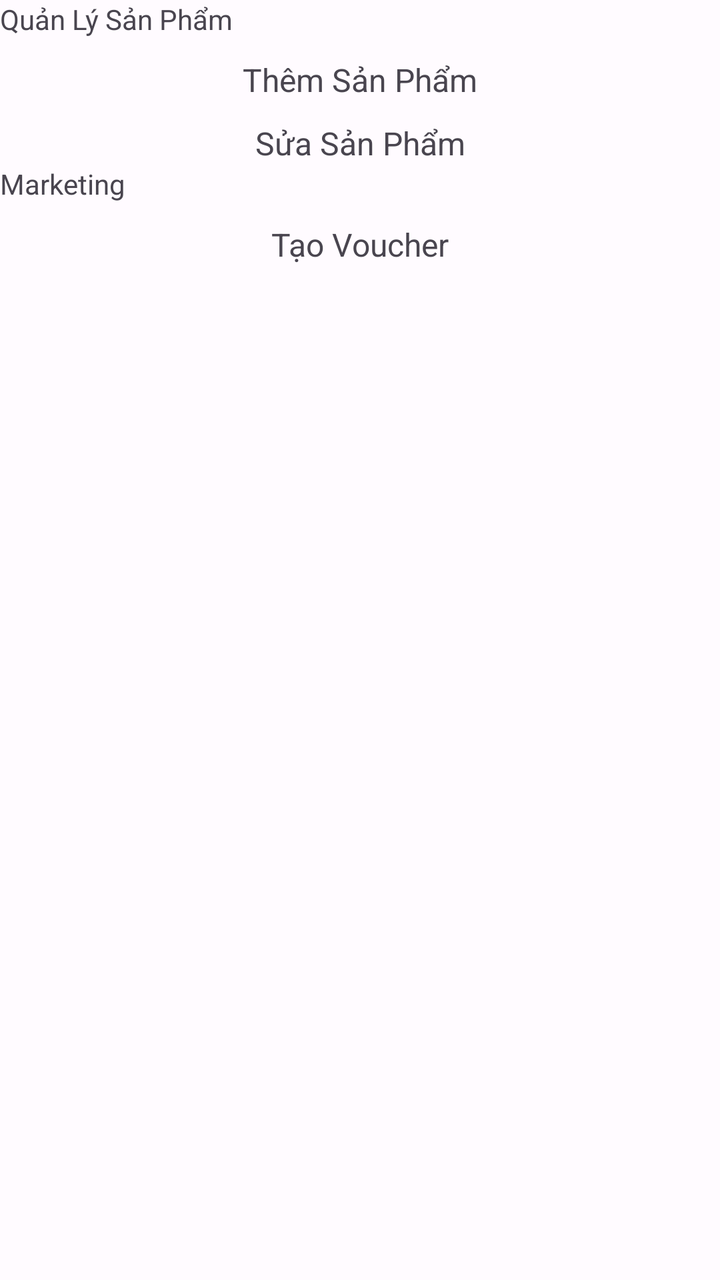
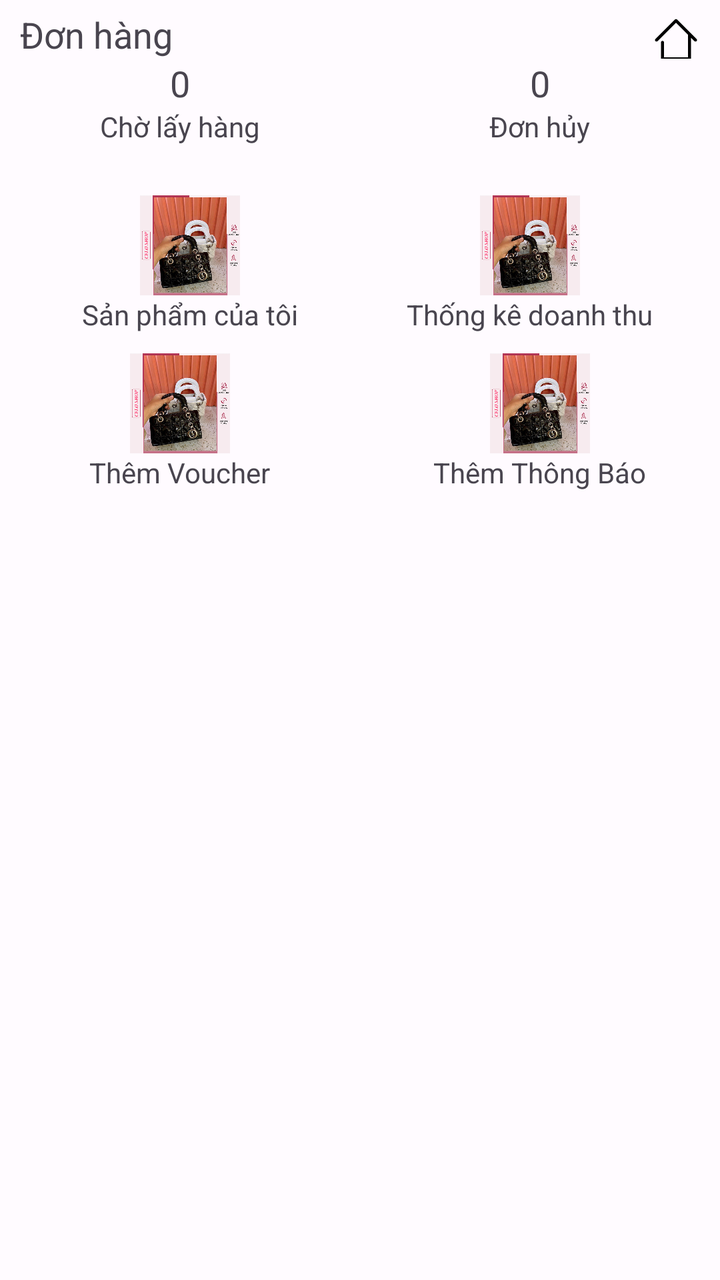

Compare the two renders of this Android layout. The source of the first and the diff that turns it into the second are given below.
<!-- AndroidManifest.xml: application theme Theme.Gas24h_7App -->
<!-- res/layout/activity_admin.xml -->
<?xml version="1.0" encoding="utf-8"?>
<LinearLayout xmlns:android="http://schemas.android.com/apk/res/android"
    xmlns:app="http://schemas.android.com/apk/res-auto"
    xmlns:tools="http://schemas.android.com/tools"
    android:layout_width="match_parent"
    android:layout_height="match_parent"
    android:orientation="vertical"
    tools:context=".admin.AdminActivity">


    <TextView
        android:layout_width="match_parent"
        android:layout_height="wrap_content"
        android:text="Quản Lý Sản Phẩm"
        />
    <TextView
        android:id="@+id/add_product"
        android:layout_width="match_parent"
        android:layout_height="wrap_content"
        android:text="Thêm Sản Phẩm"
        android:textAlignment="center"
        android:layout_marginTop="10dp"
        android:textSize="16sp"
        />
    <TextView
        android:id="@+id/edit_product"
        android:layout_width="match_parent"
        android:layout_height="wrap_content"
        android:text="Sửa Sản Phẩm"
        android:textAlignment="center"
        android:layout_marginTop="10dp"
        android:textSize="16sp"
        />
    <TextView
        android:layout_width="match_parent"
        android:layout_height="wrap_content"
        android:text="Marketing"
        />
    <TextView
        android:id="@+id/add_voucher"
        android:layout_width="match_parent"
        android:layout_height="wrap_content"
        android:text="Tạo Voucher"
        android:textAlignment="center"
        android:layout_marginTop="10dp"
        android:textSize="16sp"
        />

</LinearLayout>
<!-- resources referenced by this layout -->
<resources>
  <style name="Theme.Gas24h_7App" parent="Base.Theme.Gas24h_7App" />
  <color name="md_theme_light_primary">#EE4D2D</color>
  <color name="md_theme_light_onPrimary">#FFFFFF</color>
  <color name="md_theme_light_primaryContainer">#F9DEDC</color>
  <color name="md_theme_light_onPrimaryContainer">#410E0B</color>
  <color name="md_theme_light_secondary">#775652</color>
  <color name="md_theme_light_onSecondary">#FFFFFF</color>
  <color name="md_theme_light_secondaryContainer">#FFDAD7</color>
  <color name="md_theme_light_onSecondaryContainer">#2C1512</color>
  <color name="md_theme_light_tertiary">#705D00</color>
  <color name="md_theme_light_onTertiary">#FFFFFF</color>
  <color name="md_theme_light_tertiaryContainer">#FFE08D</color>
  <color name="md_theme_light_onTertiaryContainer">#221B00</color>
  <color name="md_theme_light_error">#B3261E</color>
  <color name="md_theme_light_errorContainer">#F9DEDC</color>
  <color name="md_theme_light_onError">#FFFFFF</color>
  <color name="md_theme_light_onErrorContainer">#410E0B</color>
  <color name="md_theme_light_background">#FFFBFF</color>
  <color name="md_theme_light_onBackground">#201A1A</color>
  <color name="md_theme_light_surface">#FFFBFF</color>
  <color name="md_theme_light_onSurface">#201A1A</color>
  <color name="md_theme_light_surfaceVariant">#F5DDDB</color>
  <color name="md_theme_light_onSurfaceVariant">#534341</color>
  <color name="md_theme_light_outline">#857371</color>
  <color name="md_theme_light_inverseOnSurface">#FBEEEC</color>
  <color name="md_theme_light_inverseSurface">#362F2E</color>
  <color name="md_theme_light_surfaceTint">#B3261E</color>
  <color name="md_theme_light_inversePrimary">#FFB4AB</color>
  <!-- unchanged entries left out for length: 1 -->
</resources>

<!-- the commit's change to res/layout/activity_admin.xml (unified diff, before → after) -->
@@ -7,43 +7,178 @@
     android:orientation="vertical"
     tools:context=".admin.AdminActivity">
 
-
-    <TextView
+    <LinearLayout
         android:layout_width="match_parent"
         android:layout_height="wrap_content"
-        android:text="Quản Lý Sản Phẩm"
-        />
-    <TextView
-        android:id="@+id/add_product"
-        android:layout_width="match_parent"
-        android:layout_height="wrap_content"
-        android:text="Thêm Sản Phẩm"
-        android:textAlignment="center"
-        android:layout_marginTop="10dp"
-        android:textSize="16sp"
-        />
-    <TextView
-        android:id="@+id/edit_product"
-        android:layout_width="match_parent"
-        android:layout_height="wrap_content"
-        android:text="Sửa Sản Phẩm"
-        android:textAlignment="center"
-        android:layout_marginTop="10dp"
-        android:textSize="16sp"
-        />
-    <TextView
-        android:layout_width="match_parent"
-        android:layout_height="wrap_content"
-        android:text="Marketing"
-        />
-    <TextView
-        android:id="@+id/add_voucher"
-        android:layout_width="match_parent"
-        android:layout_height="wrap_content"
-        android:text="Tạo Voucher"
-        android:textAlignment="center"
-        android:layout_marginTop="10dp"
-        android:textSize="16sp"
-        />
+        android:orientation="vertical">
 
+        <LinearLayout
+            android:layout_width="match_parent"
+            android:layout_height="wrap_content"
+            android:orientation="horizontal">
+            <TextView
+                android:layout_width="match_parent"
+                android:layout_height="wrap_content"
+                android:layout_weight="1"
+                android:layout_marginStart="10dp"
+                android:layout_marginTop="5dp"
+                android:text="Đơn hàng"
+                android:textSize="18sp" />
+
+            <ImageView
+                android:id="@+id/back_home"
+                android:layout_width="24dp"
+                android:layout_height="24dp"
+                android:layout_gravity="center"
+                android:layout_marginEnd="10dp"
+                android:layout_marginTop="5dp"
+                android:src="@drawable/ic_home"/>
+
+        </LinearLayout>
+
+        <LinearLayout
+            android:layout_width="match_parent"
+            android:layout_height="wrap_content"
+            android:orientation="horizontal">
+
+            <LinearLayout
+                android:id="@+id/linear_shipping"
+                android:layout_width="match_parent"
+                android:layout_height="wrap_content"
+                android:layout_weight="1"
+                android:orientation="vertical">
+                >
+
+                <TextView
+                    android:layout_width="wrap_content"
+                    android:layout_height="wrap_content"
+                    android:layout_gravity="center"
+                    android:text="0"
+                    android:textSize="18sp" />
+
+                <TextView
+                    android:layout_width="wrap_content"
+                    android:layout_height="wrap_content"
+                    android:layout_gravity="center"
+                    android:text="Chờ lấy hàng" />
+
+            </LinearLayout>
+
+            <LinearLayout
+                android:id="@+id/linear_order_cancel"
+                android:layout_width="match_parent"
+                android:layout_height="wrap_content"
+                android:layout_weight="1"
+                android:orientation="vertical">
+                >
+
+                <TextView
+                    android:layout_width="wrap_content"
+                    android:layout_height="wrap_content"
+                    android:layout_gravity="center"
+                    android:text="0"
+                    android:textSize="18sp" />
+
+                <TextView
+                    android:layout_width="wrap_content"
+                    android:layout_height="wrap_content"
+                    android:layout_gravity="center"
+                    android:text="Đơn hủy" />
+            </LinearLayout>
+        </LinearLayout>
+
+        <LinearLayout
+            android:layout_width="match_parent"
+            android:layout_height="wrap_content"
+            android:layout_marginTop="15dp"
+            android:orientation="horizontal"
+            android:padding="10dp">
+
+            <LinearLayout
+                android:id="@+id/linear_all_product"
+                android:layout_width="match_parent"
+                android:layout_height="wrap_content"
+                android:layout_weight="1"
+                android:orientation="vertical">
+
+                <ImageView
+                    android:layout_width="50dp"
+                    android:layout_height="50dp"
+                    android:layout_gravity="center"
+                    android:src="@drawable/test_image" />
+
+                <TextView
+                    android:layout_width="wrap_content"
+                    android:layout_height="wrap_content"
+                    android:layout_gravity="center"
+                    android:text="Sản phẩm của tôi" />
+            </LinearLayout>
+
+            <LinearLayout
+                android:id="@+id/linear_revenue_statistics"
+                android:layout_width="match_parent"
+                android:layout_height="wrap_content"
+                android:layout_weight="1"
+                android:orientation="vertical">
+
+                <ImageView
+                    android:layout_width="50dp"
+                    android:layout_height="50dp"
+                    android:layout_gravity="center"
+                    android:src="@drawable/test_image" />
+
+                <TextView
+                    android:layout_width="wrap_content"
+                    android:layout_height="wrap_content"
+                    android:layout_gravity="center"
+                    android:text="Thống kê doanh thu" />
+            </LinearLayout>
+        </LinearLayout>
+
+        <LinearLayout
+            android:layout_width="match_parent"
+            android:layout_height="wrap_content"
+            android:orientation="horizontal">
+
+            <LinearLayout
+                android:id="@+id/linear_add_voucher"
+                android:layout_width="match_parent"
+                android:layout_height="wrap_content"
+                android:layout_weight="1"
+                android:orientation="vertical">
+
+                <ImageView
+                    android:layout_width="50dp"
+                    android:layout_height="50dp"
+                    android:layout_gravity="center"
+                    android:src="@drawable/test_image" />
+
+                <TextView
+                    android:layout_width="wrap_content"
+                    android:layout_height="wrap_content"
+                    android:layout_gravity="center"
+                    android:text="Thêm Voucher" />
+            </LinearLayout>
+
+            <LinearLayout
+                android:id="@+id/linear_notification"
+                android:layout_width="match_parent"
+                android:layout_height="wrap_content"
+                android:layout_weight="1"
+                android:orientation="vertical">
+
+                <ImageView
+                    android:layout_width="50dp"
+                    android:layout_height="50dp"
+                    android:layout_gravity="center"
+                    android:src="@drawable/test_image" />
+
+                <TextView
+                    android:layout_width="wrap_content"
+                    android:layout_height="wrap_content"
+                    android:layout_gravity="center"
+                    android:text="Thêm Thông Báo" />
+            </LinearLayout>
+        </LinearLayout>
+    </LinearLayout>
 </LinearLayout>
<!-- resource entries referenced after the edit -->
@@ -1,5 +1,16 @@
 <!-- resources referenced by this layout -->
 <resources>
+  <!-- drawable ic_home (drawable) -->
+  <vector xmlns:android="http://schemas.android.com/apk/res/android"
+      android:width="32dp"
+      android:height="32dp"
+      android:viewportWidth="32"
+      android:viewportHeight="32">
+    <path
+        android:fillColor="#FF000000"
+        android:pathData="M29.707,15.793l-13,-13c-0.391,-0.391 -1.023,-0.391 -1.414,0l-13,13c-0.391,0.391 -0.391,1.023 0,1.414s1.023,0.391 1.414,0L16,4.914l8.014,8.014C24.013,12.953 24,12.975 24,13v15H8V18c0,-0.553 -0.448,-1 -1,-1s-1,0.447 -1,1v11c0,0.553 0.448,1 1,1h18c0.553,0 1,-0.447 1,-1V14.914l2.293,2.293C28.488,17.402 28.744,17.5 29,17.5s0.512,-0.098 0.707,-0.293C30.098,16.816 30.098,16.184 29.707,15.793z"/>
+  </vector>
+  <!-- drawable test_image: jpg bitmap (drawable, 353229 bytes) -->
   <style name="Theme.Gas24h_7App" parent="Base.Theme.Gas24h_7App" />
   <color name="md_theme_light_primary">#EE4D2D</color>
   <color name="md_theme_light_onPrimary">#FFFFFF</color>
